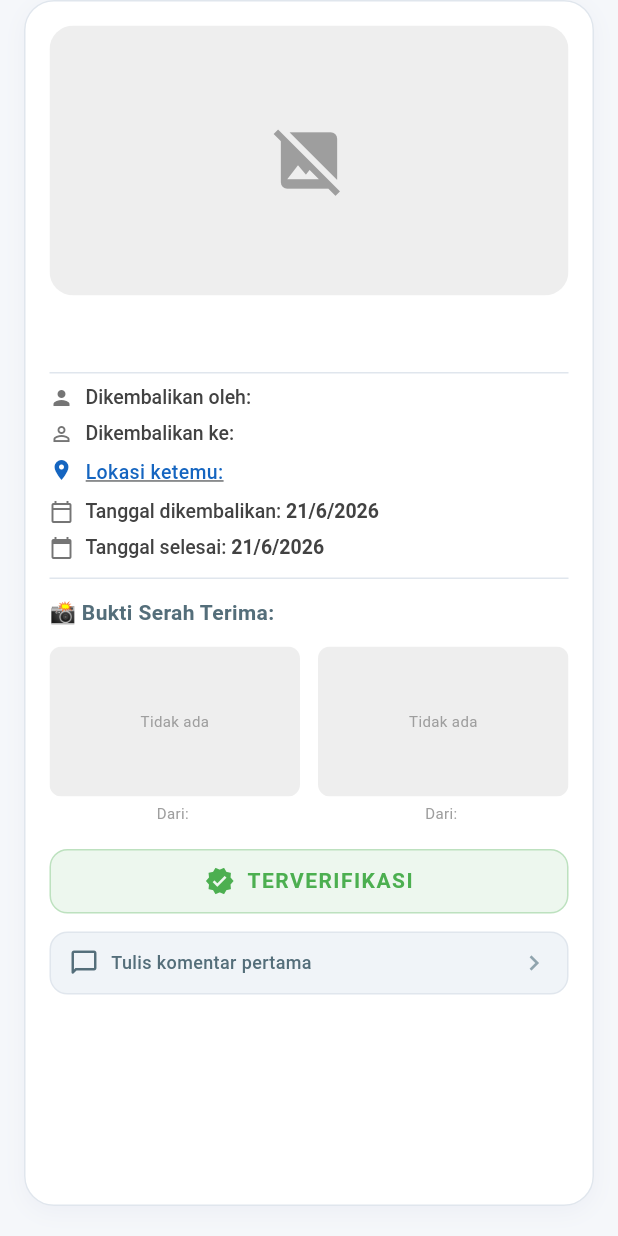
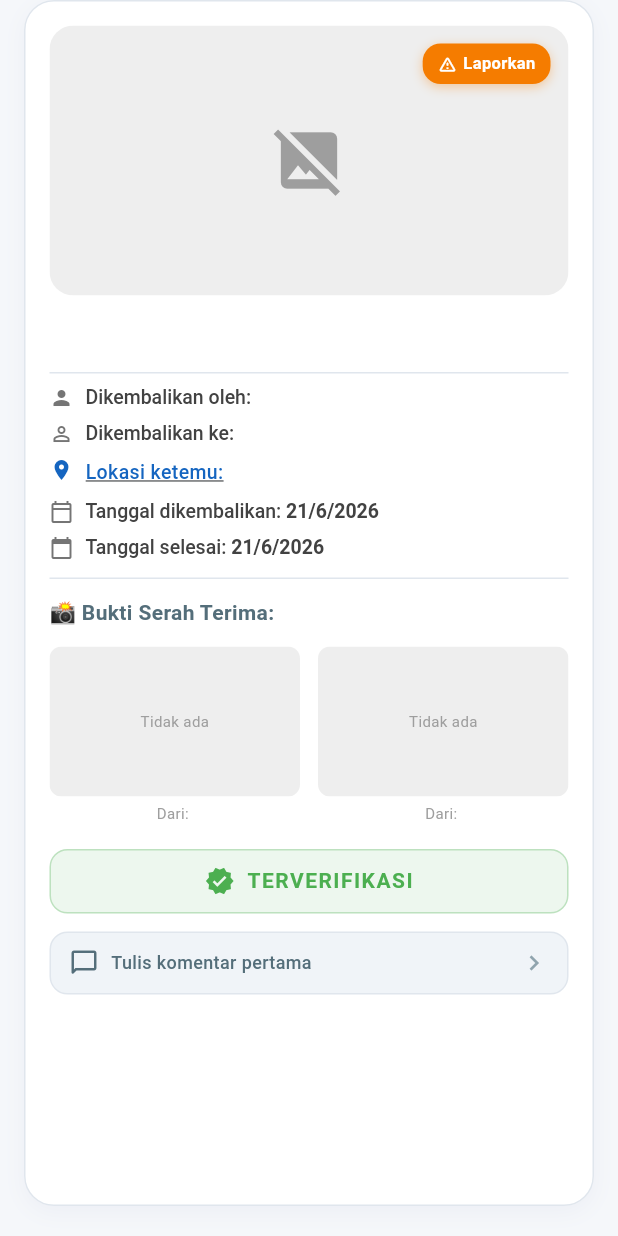
Before and after one commit to gacorr321/Kampus-care, a Flutter app: the CompletedItemCard widget shown alone on an empty page, opened directly with empty values, on a phone screen of 412 x 824 dp. Run offline on Flutter 3.47's test engine with Material 3 defaults, Android fonts, the phone set to English and light mode, and no system bars; our stand-ins replace cached_network_image, cloud_firestore, firebase_auth, firebase_core, flutter_dotenv, flutter_map and 4 more; accounts and stored records are empty.

Commit message:
sikit eaa

```diff
--- a/lib/presentation/widgets/item_card/completed_item_card.dart
+++ b/lib/presentation/widgets/item_card/completed_item_card.dart
@@ -4,9 +4,11 @@ import 'package:provider/provider.dart';
 import '../../../../core/constants/app_colors.dart';
 import '../../../../data/models/item_model.dart';
 import '../../../../data/services/location_service.dart';
+import '../../providers/auth_provider.dart';
 import '../../providers/comment_provider.dart';
 import 'components/item_map_preview.dart';
 import 'components/comment_section.dart';
+import 'components/complaint_sheet.dart';
 
 class CompletedItemCard extends StatefulWidget {
   final ItemModel item;
@@ -248,6 +250,8 @@ class _CompletedItemCardState extends State<CompletedItemCard> {
 
   @override
   Widget build(BuildContext context) {
+    final currentUserId = context.watch<AuthProvider>().user?.uid;
+
     return Card(
       margin: const EdgeInsets.only(bottom: 20, left: 16, right: 16),
       elevation: 0,
@@ -270,6 +274,8 @@ class _CompletedItemCardState extends State<CompletedItemCard> {
           padding: const EdgeInsets.all(16),
           child: Column(
             crossAxisAlignment: CrossAxisAlignment.start,
+            children: [
+              Stack(
                 children: [
                   ClipRRect(
                     borderRadius: BorderRadius.circular(16),
@@ -299,6 +305,47 @@ class _CompletedItemCardState extends State<CompletedItemCard> {
                             child: const Icon(Icons.image_not_supported,
                                 size: 50, color: Colors.grey),
                           ),
+                  ),
+                  // if (currentUserId != item.reportedBy && currentUserId != item.claimedBy)
+                    Positioned(
+                      top: 12,
+                      right: 12,
+                      child: GestureDetector(
+                        onTap: () => showComplaintSheet(context, item),
+                        child: Container(
+                          padding: const EdgeInsets.symmetric(
+                              horizontal: 10, vertical: 5),
+                          decoration: BoxDecoration(
+                            color: const Color(0xFFF57C00),
+                            borderRadius: BorderRadius.circular(12),
+                            boxShadow: [
+                              BoxShadow(
+                                color: const Color(0xFFF57C00).withValues(alpha: 0.35),
+                                blurRadius: 6,
+                                offset: const Offset(0, 2),
+                              ),
+                            ],
+                          ),
+                          child: const Row(
+                            mainAxisSize: MainAxisSize.min,
+                            children: [
+                              Icon(Icons.warning_amber_rounded,
+                                  size: 13, color: Colors.white),
+                              SizedBox(width: 4),
+                              Text(
+                                'Laporkan',
+                                style: TextStyle(
+                                  color: Colors.white,
+                                  fontSize: 11,
+                                  fontWeight: FontWeight.w700,
+                                ),
+                              ),
+                            ],
+                          ),
+                        ),
+                      ),
+                    ),
+                ],
               ),
               const SizedBox(height: 16),
               Text(
```
Also changed, not shown: lib/presentation/widgets/item_card/active_item_card.dart (+0 -40 lines). Lines whose indentation alone changed are shown as unchanged.
